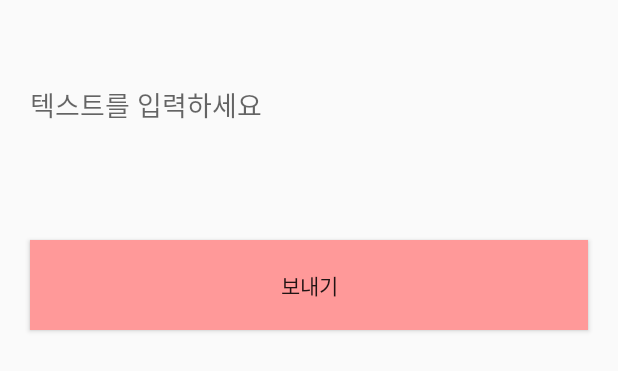
After one commit to alsxm4625/sogating4, an Android app: the layout custom_dialog.xml on its own in the app's theme, with its tools: preview values and no code run, on a phone screen of 412 x 824 dp. The commit adds this screen. Shown: the top 371 px of the screen. Run offline under Robolectric (Android 15) with nearby library versions, the phone set to English and light mode, and no system bars.

Commit message:
소개팅4 4번째 깃 11/11

```diff
--- a/app/src/main/java/com/example/sogating/MainActivity.kt
+++ b/app/src/main/java/com/example/sogating/MainActivity.kt
@@ -23,6 +23,7 @@ import com.example.sogating.slider.CardStackAdapter
 import com.example.sogating.utils.FirebaseAuthUtils
 import com.example.sogating.utils.FirebaseRef
 import com.bumptech.glide.Glide
+import com.example.sogating.utils.MyInfo
 import com.google.firebase.auth.ktx.auth
 import com.google.firebase.database.DataSnapshot
 import com.google.firebase.database.DatabaseError
@@ -132,6 +133,8 @@ class MainActivity : AppCompatActivity() {
                 Log.d(TAG, data?.gender.toString())
 
                 currentUserGender = data?.gender.toString()
+
+                MyInfo.myNickname = data?.gender.toString()
 
                 getUserDataList(currentUserGender)
 
--- /dev/null
+++ b/app/src/main/java/com/example/sogating/message/MsgModel.kt
@@ -0,0 +1,5 @@
+package com.example.sogating.message
+data class MsgModel (
+    val senderInfo : String = "",
+    val sendTxt : String = ""
+)
--- a/app/src/main/java/com/example/sogating/utils/FirebaseRef.kt
+++ b/app/src/main/java/com/example/sogating/utils/FirebaseRef.kt
@@ -11,6 +11,7 @@ class FirebaseRef {
 
         val userInfoRef = database.getReference("userInfo")
         val userLikeRef = database.getReference("userLike")
+        val userMsgRef = database.getReference("userMsg")
 
     }
 }
--- /dev/null
+++ b/app/src/main/res/layout/custom_dialog.xml
@@ -0,0 +1,24 @@
+<?xml version="1.0" encoding="utf-8"?>
+<LinearLayout
+    xmlns:android="http://schemas.android.com/apk/res/android"
+    android:layout_width="match_parent"
+    android:layout_height="match_parent"
+    android:orientation="vertical">
+
+    <EditText
+        android:id="@+id/sendTextArea"
+        android:layout_width="match_parent"
+        android:layout_margin="20dp"
+        android:background="@android:color/transparent"
+        android:hint="텍스트를 입력하세요"
+        android:layout_height="100dp"/>
+
+    <Button
+        android:id="@+id/sendBtnArea"
+        android:text="보내기"
+        android:layout_width="match_parent"
+        android:layout_height="60dp"
+        android:background="@color/mainColor"
+        android:layout_margin="20dp"/>
+
+</LinearLayout>
--- a/app/src/main/res/layout/list_view_item.xml
+++ b/app/src/main/res/layout/list_view_item.xml
@@ -5,6 +5,7 @@
     android:layout_height="match_parent">
 
     <TextView
+        android:id="@+id/listViewItemNicknameArea"
         android:text="닉네임     : "
         android:textSize="20sp"
         android:layout_margin="20dp"
```
Also changed, not shown: app/src/main/AndroidManifest.xml (+26 -23 lines), app/src/main/java/com/example/sogating/message/MsgAdapter.kt (added, +43 -0 lines), app/src/main/java/com/example/sogating/message/MyLikeListActivity.kt (+69 -9 lines), app/src/main/java/com/example/sogating/message/MyMsgActivity.kt (added, +61 -0 lines), app/src/main/java/com/example/sogating/setting/SettingActivity.kt (+9 -0 lines), app/src/main/java/com/example/sogating/utils/MyInfo.kt (added, +9 -0 lines), app/src/main/res/layout/activity_my_msg.xml (added, +15 -0 lines), app/src/main/res/layout/activity_setting.xml (+7 -1 lines).
